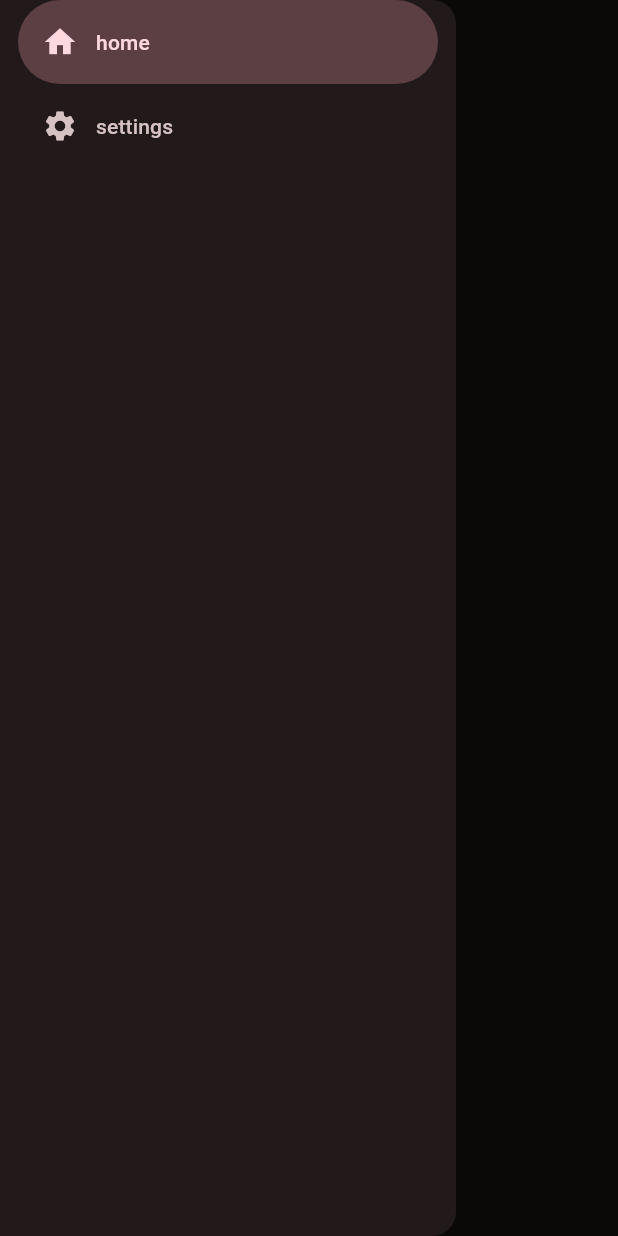
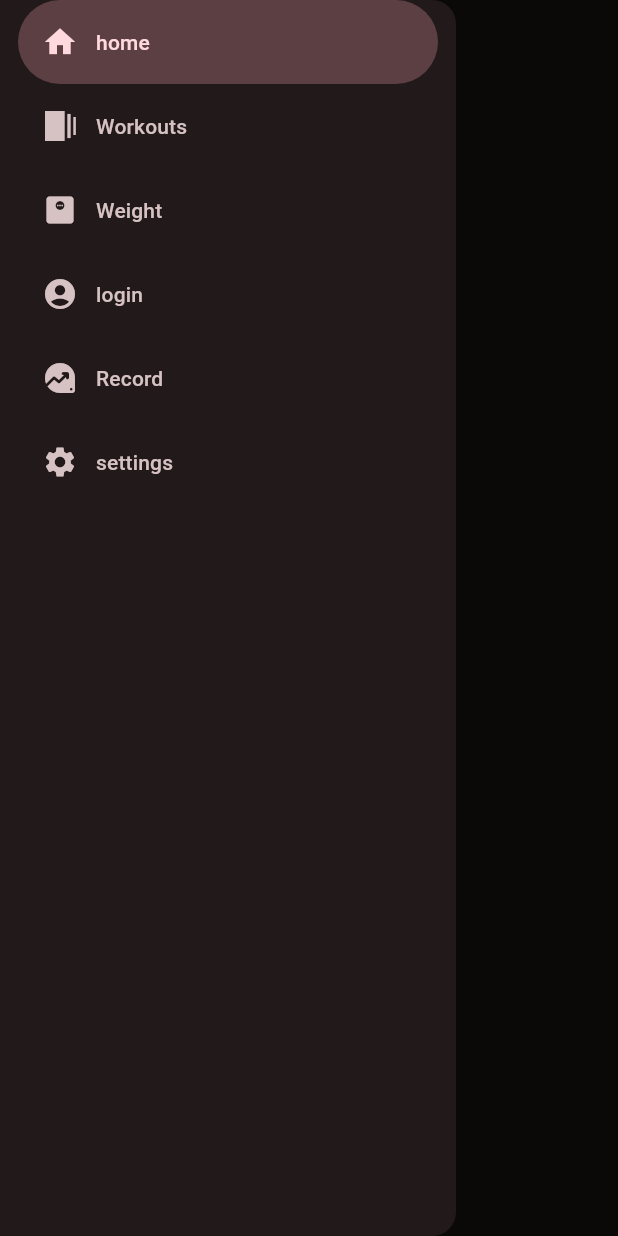
Before and after one commit to Caresle-Archive/crworkout_tracker, a Flutter app: the screen it shows after launch, with the side drawer open, on a phone screen of 412 x 824 dp. Run offline on Flutter 3.47's test engine with Material 2 defaults, Android fonts, the phone set to English and light mode, and no system bars; our stand-ins replace go_router.

Commit message:
Add missing screens to router

```diff
--- a/lib/config/router/menu_item.dart
+++ b/lib/config/router/menu_item.dart
@@ -30,6 +30,30 @@ const appMenuItems = <MenuItem>[
     widgetPage: HomeScreen()
   ),
   MenuItem(
+    name: 'Workouts',
+    path: '/workouts',
+    icon: Icons.web_stories_sharp,
+    widgetPage: WorkoutsScreen()
+  ),
+  MenuItem(
+    name: 'Weight',
+    path: '/weight',
+    icon: Icons.monitor_weight_rounded,
+    widgetPage: WeightScreen()
+  ),
+  MenuItem(
+    name: 'login',
+    path: '/login',
+    icon: Icons.account_circle_rounded,
+    widgetPage: LoginScreen()
+  ),
+  MenuItem(
+    name: 'Record',
+    path: '/record',
+    icon: Icons.data_exploration_rounded,
+    widgetPage: RecordScreen()
+  ),
+  MenuItem(
     name: 'settings',
     path: '/settings',
     icon: Icons.settings,
--- a/lib/screens/screens.dart
+++ b/lib/screens/screens.dart
@@ -1,2 +1,6 @@
+export 'package:crworkout_tracker/screens/home/home_screen.dart';
 export 'package:crworkout_tracker/screens/settings/settings_screen.dart';
-export 'package:crworkout_tracker/screens/home/home_screen.dart';
+export 'package:crworkout_tracker/screens/record/record_screen.dart';
+export 'package:crworkout_tracker/screens/login/login_screen.dart';
+export 'package:crworkout_tracker/screens/weight/weight_screen.dart';
+export 'package:crworkout_tracker/screens/workouts/workouts_screen.dart';
```
